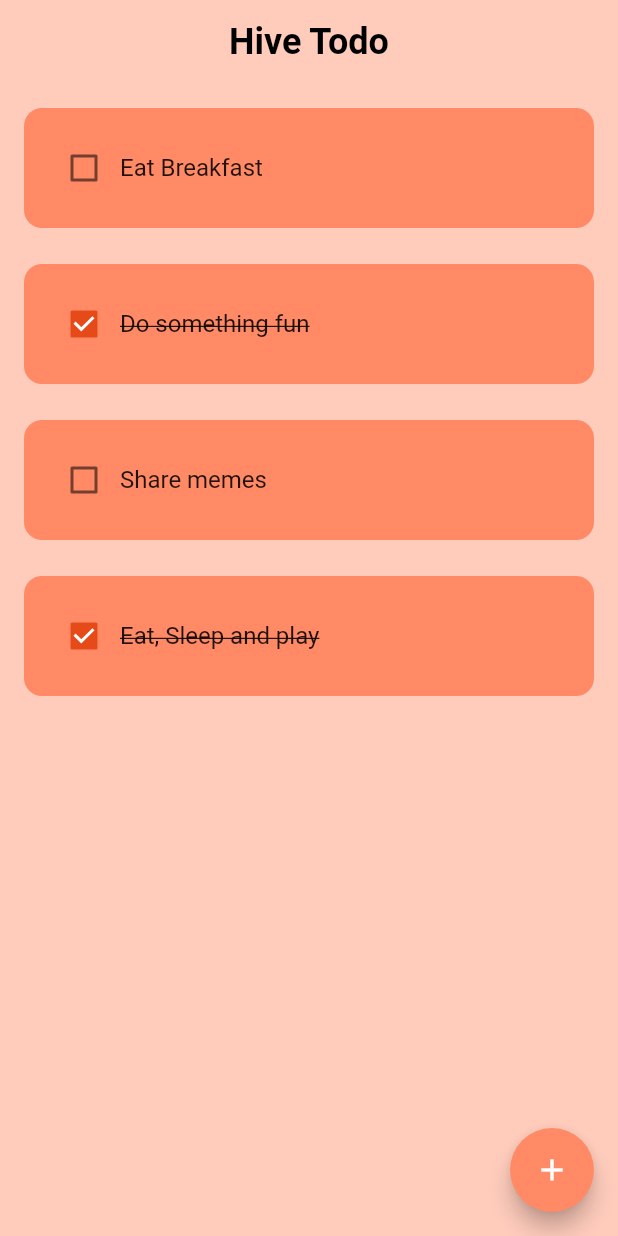
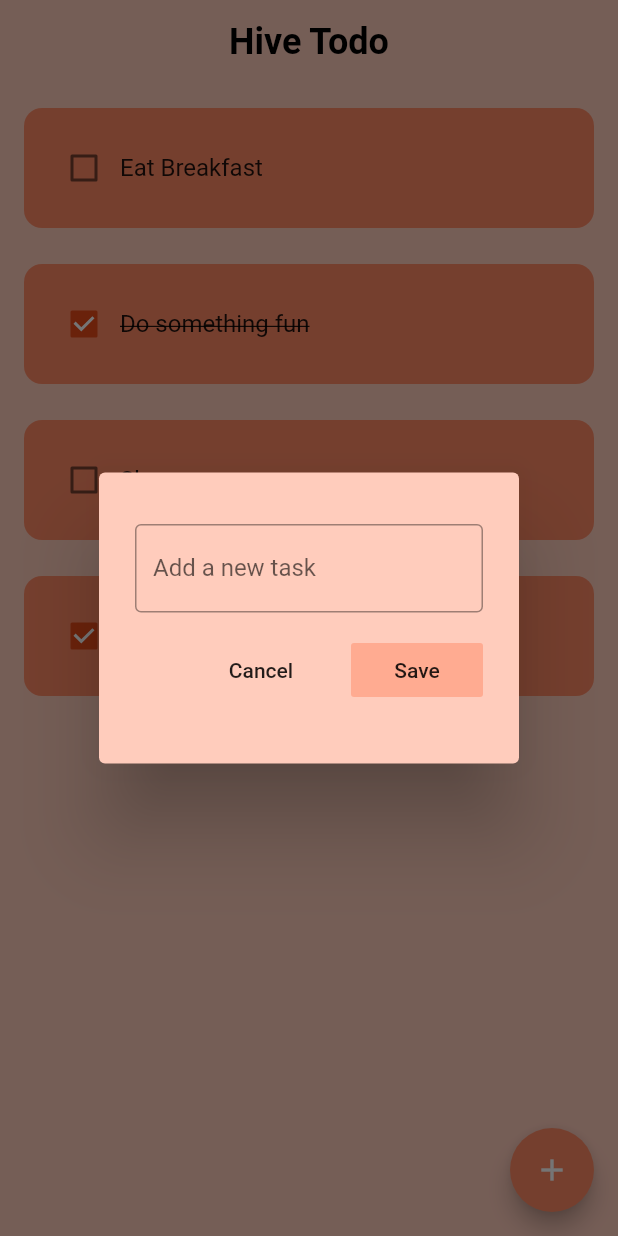
Before and after one commit to KenStarry/Hive_Todo, a Flutter app: the screen it shows after launch, after a tap on the "add" icon, on a phone screen of 412 x 824 dp. Run offline on Flutter 3.47's test engine with Material 2 defaults, Android fonts, the light colour scheme and no system bars.

Commit message:
Did a redesign on the home page

```diff
--- /dev/null
+++ b/lib/features/feature_main_screen/presentation/components/dialog_box.dart
@@ -0,0 +1,46 @@
+import 'package:flutter/material.dart';
+import 'package:hive_todo/features/feature_main_screen/presentation/components/dialog_buttons.dart';
+
+class DialogBox extends StatelessWidget {
+
+  final controller;
+  VoidCallback onSave;
+  VoidCallback onCancel;
+
+  DialogBox({Key? key, required this.controller, required this.onSave, required this.onCancel}) : super(key: key);
+
+  @override
+  Widget build(BuildContext context) {
+    return AlertDialog(
+      backgroundColor: Colors.deepOrange.shade100,
+      content: SizedBox(
+        height: 150,
+        child: Column(
+          mainAxisAlignment: MainAxisAlignment.spaceEvenly,
+          children: [
+            //  text input field
+            TextField(
+              controller: controller,
+              decoration: const InputDecoration(
+                label: Text("Add a new task"),
+                floatingLabelBehavior: FloatingLabelBehavior.auto,
+                border: OutlineInputBorder(),
+                hintText: "Go shopping, call mom..."
+              ),
+            ),
+
+            //  save and cancel buttons
+            Row(
+              mainAxisAlignment: MainAxisAlignment.end,
+              children: [
+                DialogButtons(text: "Cancel", onPressed: onSave),
+                const SizedBox(width: 16,),
+                DialogButtons(text: "Save", onPressed: onCancel),
+              ],
+            )
+          ],
+        ),
+      ),
+    );
+  }
+}
--- /dev/null
+++ b/lib/features/feature_main_screen/presentation/components/dialog_buttons.dart
@@ -0,0 +1,19 @@
+import 'package:flutter/material.dart';
+
+class DialogButtons extends StatelessWidget {
+  final String text;
+  VoidCallback onPressed;
+
+  DialogButtons({Key? key, required this.text, required this.onPressed})
+      : super(key: key);
+
+  @override
+  Widget build(BuildContext context) {
+    return MaterialButton(
+      onPressed: onPressed,
+      color: text == "Save" ? Colors.deepOrange.shade200 : Colors.transparent,
+      child: Text(text),
+      elevation: 0,
+    );
+  }
+}
--- a/lib/features/feature_main_screen/presentation/main_screen.dart
+++ b/lib/features/feature_main_screen/presentation/main_screen.dart
@@ -1,6 +1,7 @@
 import 'package:flutter/material.dart';
 import 'package:flutter/services.dart';
 import 'package:hive_todo/features/feature_main_screen/domain/models/task.dart';
+import 'package:hive_todo/features/feature_main_screen/presentation/components/dialog_box.dart';
 import 'package:hive_todo/features/feature_main_screen/presentation/components/main_appbar.dart';
 import 'package:hive_todo/features/feature_main_screen/presentation/components/todo_card.dart';
 import 'package:hive_todo/features/feature_main_screen/presentation/provider/tasks_provider.dart';
@@ -14,6 +15,18 @@ class MainScreen extends StatefulWidget {
 }
 
 class _MainScreenState extends State<MainScreen> {
+
+  //  my controller
+  final _controller = TextEditingController();
+
+  void createNewTask() {
+    showDialog(context: context, builder: (context){
+      return DialogBox(controller: _controller,
+      onSave: (){},
+      onCancel: () => Navigator.of(context).pop());
+    });
+  }
+
   @override
   Widget build(BuildContext context) {
     final List<Task> tasks = Provider.of<TasksProvider>(context).getTasks;
@@ -27,7 +40,7 @@ class _MainScreenState extends State<MainScreen> {
         appBar: mainAppBar(),
         floatingActionButton: FloatingActionButton(
           backgroundColor: Colors.deepOrange.shade300,
-          onPressed: () {},
+          onPressed: createNewTask,
           child: const Icon(
             Icons.add,
             color: Colors.white,
--- a/pubspec.yaml
+++ b/pubspec.yaml
@@ -40,6 +40,7 @@ dependencies:
   # Hive for flutter
   hive_flutter: ^1.1.0
   provider: ^6.0.5
+  flutter_slidable: ^3.0.0
 
 dev_dependencies:
   flutter_test:
```
Also changed, not shown: pubspec.lock.
